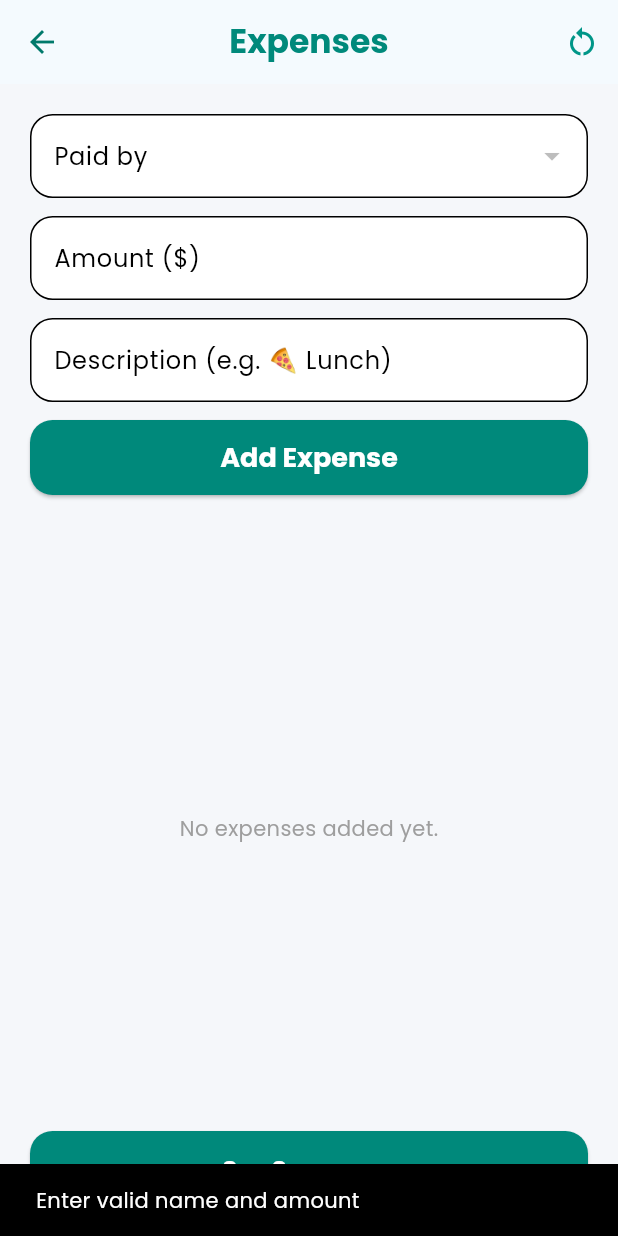
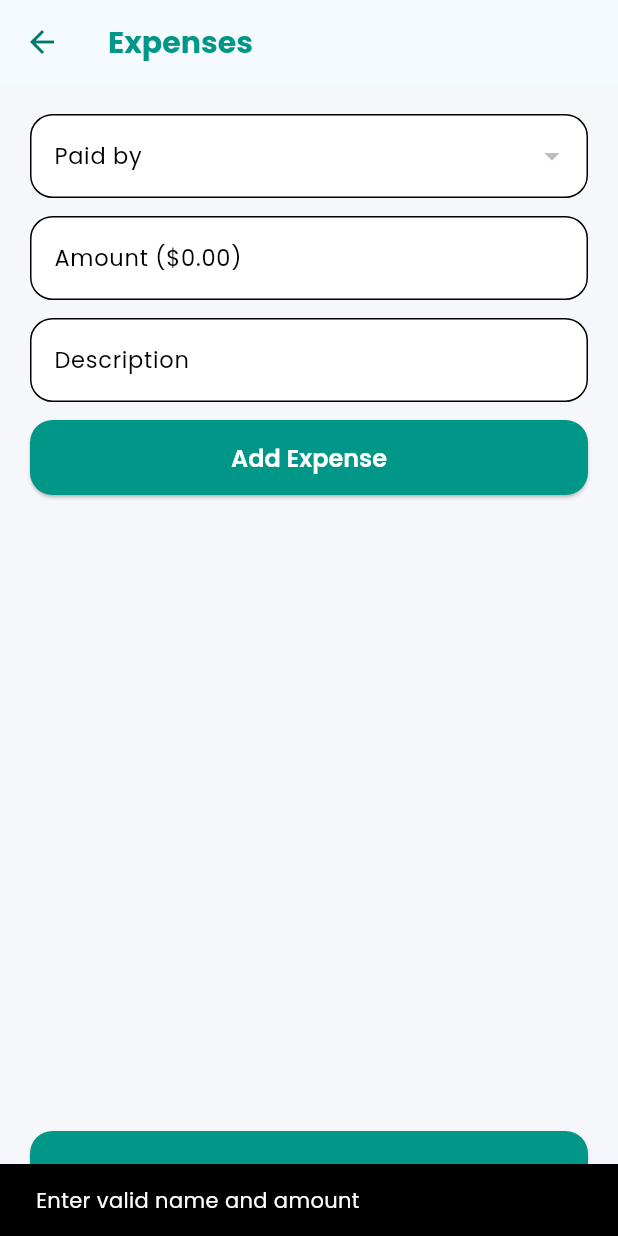
Before and after one commit to Phone5mm/bill_splitter, a Flutter app: the ExpensesScreen screen opened directly with empty values, after a tap on "Add Expense", on a phone screen of 412 x 824 dp. Run offline on Flutter 3.47's test engine with Material 3 defaults, Android fonts, the phone set to English and light mode, and no system bars; our stand-ins replace google_fonts.

Commit message:
Update expenses_screen.dart

```diff
--- a/lib/pages/expenses_screen.dart
+++ b/lib/pages/expenses_screen.dart
@@ -13,31 +13,41 @@ class ExpensesScreen extends StatefulWidget {
 
 class _ExpensesScreenState extends State<ExpensesScreen> {
   final List<Map<String, dynamic>> _expenses = [];
+
   String? _selectedName;
 
   final TextEditingController _amountController = TextEditingController();
   final TextEditingController _descriptionController = TextEditingController();
 
   final BorderRadius _borderRadius = BorderRadius.circular(15);
-  final Color _accentColor = Colors.teal.shade600;
+  final Color _accentColor = Colors.teal;
 
-  // ✅ Common formatter (reuse everywhere)
-  final _decimalFormatter =
-      FilteringTextInputFormatter.allow(RegExp(r'^\d*\.?\d{0,2}'));
+  int _amountInCents = 0;
 
-  double _parseAmount(String text) {
-    return double.tryParse(text) ?? 0.0;
+  // 🔥 Handle raw numeric input (cents)
+  void _onAmountChanged(String value) {
+    final digitsOnly = value.replaceAll(RegExp(r'[^0-9]'), '');
+
+    setState(() {
+      _amountInCents = int.tryParse(digitsOnly) ?? 0;
+    });
+  }
+
+  // 💰 formatted display
+  String get _formattedAmount {
+    final dollars = _amountInCents / 100;
+    return '\$${dollars.toStringAsFixed(2)}';
   }
 
   void _addExpense() {
-    final amount = _parseAmount(_amountController.text);
-
-    if (_selectedName == null || amount <= 0) {
+    if (_selectedName == null || _amountInCents <= 0) {
       ScaffoldMessenger.of(context).showSnackBar(
         const SnackBar(content: Text('Enter valid name and amount')),
       );
       return;
     }
+
+    final amount = _amountInCents / 100;
 
     setState(() {
       _expenses.add({
@@ -49,6 +59,7 @@ class _ExpensesScreenState extends State<ExpensesScreen> {
       _amountController.clear();
       _descriptionController.clear();
       _selectedName = null;
+      _amountInCents = 0;
     });
   }
 
@@ -62,14 +73,26 @@ class _ExpensesScreenState extends State<ExpensesScreen> {
     final expense = _expenses[index];
 
     String selectedName = expense['name'];
+
+    int editCents =
+        ((expense['amount'] as double) * 100).round();
+
     final amountCtrl =
-        TextEditingController(text: expense['amount'].toStringAsFixed(2));
+        TextEditingController(text: editCents.toString());
+
     final descCtrl =
         TextEditingController(text: expense['description'] ?? '');
 
+    void onEditChanged(String value) {
+      final digits = value.replaceAll(RegExp(r'[^0-9]'), '');
+      editCents = int.tryParse(digits) ?? 0;
+    }
+
     showDialog(
       context: context,
-      builder: (_) => AlertDialog(
+      builder: (_) => StatefulBuilder(
+        builder: (context, setStateDialog) {
+          return AlertDialog(
             title: Text(
               'Edit Expense',
               style: GoogleFonts.poppins(fontWeight: FontWeight.bold),
@@ -81,28 +104,40 @@ class _ExpensesScreenState extends State<ExpensesScreen> {
                   value: selectedName,
                   decoration: InputDecoration(
                     labelText: 'Paid by',
-                border: OutlineInputBorder(borderRadius: _borderRadius),
+                    border: OutlineInputBorder(
+                      borderRadius: _borderRadius,
+                    ),
                   ),
                   items: widget.names
                       .map((name) => DropdownMenuItem(
                             value: name,
-                        child: Text(name, style: GoogleFonts.poppins()),
+                            child: Text(name,
+                                style: GoogleFonts.poppins()),
                           ))
                       .toList(),
-              onChanged: (value) => selectedName = value ?? selectedName,
+                  onChanged: (value) =>
+                      selectedName = value ?? selectedName,
                 ),
                 const SizedBox(height: 12),
 
-            // ✅ Decimal-friendly input
                 TextField(
                   controller: amountCtrl,
-              keyboardType: TextInputType.text, // iOS fix
-              inputFormatters: [_decimalFormatter],
+                  keyboardType: TextInputType.number,
+                  inputFormatters: [
+                    FilteringTextInputFormatter.digitsOnly,
+                  ],
+                  onChanged: (v) {
+                    setStateDialog(() {
+                      onEditChanged(v);
+                    });
+                  },
                   decoration: InputDecoration(
-                labelText: 'Amount (\$)',
-                border: OutlineInputBorder(borderRadius: _borderRadius),
+                    labelText:
+                        'Amount (\$${(editCents / 100).toStringAsFixed(2)})',
+                    border: OutlineInputBorder(
+                      borderRadius: _borderRadius,
                     ),
-              style: GoogleFonts.poppins(),
+                  ),
                 ),
 
                 const SizedBox(height: 12),
@@ -110,36 +145,31 @@ class _ExpensesScreenState extends State<ExpensesScreen> {
                 TextField(
                   controller: descCtrl,
                   decoration: InputDecoration(
-                labelText: 'Description (e.g. 🍕 Lunch)',
-                border: OutlineInputBorder(borderRadius: _borderRadius),
+                    labelText: 'Description',
+                    border: OutlineInputBorder(
+                      borderRadius: _borderRadius,
                     ),
-              style: GoogleFonts.poppins(),
+                  ),
                 ),
               ],
             ),
             actions: [
               TextButton(
-            child: Text('Cancel',
-                style: GoogleFonts.poppins(color: Colors.grey)),
+                child: const Text('Cancel'),
                 onPressed: () => Navigator.pop(context),
               ),
               TextButton(
-            child: Text('Save',
-                style: GoogleFonts.poppins(color: _accentColor)),
+                child: Text(
+                  'Save',
+                  style: TextStyle(color: _accentColor),
+                ),
                 onPressed: () {
-              final updatedAmount = _parseAmount(amountCtrl.text);
-
-              if (updatedAmount <= 0) {
-                ScaffoldMessenger.of(context).showSnackBar(
-                  const SnackBar(content: Text('Invalid amount')),
-                );
-                return;
-              }
+                  if (editCents <= 0) return;
 
                   setState(() {
                     _expenses[index] = {
                       'name': selectedName,
-                  'amount': updatedAmount,
+                      'amount': editCents / 100,
                       'description': descCtrl.text.trim(),
                     };
                   });
@@ -148,6 +178,8 @@ class _ExpensesScreenState extends State<ExpensesScreen> {
                 },
               ),
             ],
+          );
+        },
       ),
     );
   }
@@ -163,7 +195,10 @@ class _ExpensesScreenState extends State<ExpensesScreen> {
     Navigator.pushReplacementNamed(
       context,
       '/summary',
-      arguments: {'names': widget.names, 'expenses': _expenses},
+      arguments: {
+        'names': widget.names,
+        'expenses': _expenses,
+      },
     );
   }
 
@@ -175,72 +210,53 @@ class _ExpensesScreenState extends State<ExpensesScreen> {
       appBar: AppBar(
         backgroundColor: Colors.white,
         elevation: 1,
-        centerTitle: true,
         title: Text(
           'Expenses',
           style: GoogleFonts.poppins(
             color: _accentColor,
             fontWeight: FontWeight.bold,
-            fontSize: 22,
           ),
         ),
-        actions: [
-          IconButton(
-            icon: const Icon(Icons.restart_alt, color: Colors.teal),
-            tooltip: 'Start Over',
-            onPressed: () {
-              Navigator.pushNamedAndRemoveUntil(
-                context,
-                '/names',
-                (route) => false,
-              );
-            },
-          ),
-        ],
       ),
 
       body: Padding(
         padding: const EdgeInsets.all(20),
-
         child: Column(
           children: [
             DropdownButtonFormField<String>(
               value: _selectedName,
               decoration: InputDecoration(
                 labelText: 'Paid by',
-                labelStyle: GoogleFonts.poppins(),
-                border: OutlineInputBorder(borderRadius: _borderRadius),
-                focusedBorder: OutlineInputBorder(
+                border: OutlineInputBorder(
                   borderRadius: _borderRadius,
-                  borderSide: BorderSide(color: _accentColor, width: 2),
                 ),
               ),
               items: widget.names
                   .map((name) => DropdownMenuItem(
                         value: name,
-                        child: Text(name, style: GoogleFonts.poppins()),
+                        child: Text(name),
                       ))
                   .toList(),
-              onChanged: (value) => setState(() => _selectedName = value),
+              onChanged: (value) =>
+                  setState(() => _selectedName = value),
             ),
 
             const SizedBox(height: 12),
 
-            // ✅ FIXED MAIN INPUT
+            // 💰 LIVE formatted input
             TextField(
               controller: _amountController,
-              keyboardType: TextInputType.text, // iOS-safe
-              inputFormatters: [_decimalFormatter],
+              keyboardType: TextInputType.number,
+              inputFormatters: [
+                FilteringTextInputFormatter.digitsOnly,
+              ],
+              onChanged: _onAmountChanged,
               decoration: InputDecoration(
-                labelText: 'Amount (\$)',
-                labelStyle: GoogleFonts.poppins(),
-                border: OutlineInputBorder(borderRadius: _borderRadius),
-                focusedBorder: OutlineInputBorder(
+                labelText: 'Amount ($_formattedAmount)',
+                border: OutlineInputBorder(
                   borderRadius: _borderRadius,
-                  borderSide: BorderSide(color: _accentColor, width: 2),
                 ),
               ),
-              style: GoogleFonts.poppins(),
             ),
 
             const SizedBox(height: 12),
@@ -248,15 +264,11 @@ class _ExpensesScreenState extends State<ExpensesScreen> {
             TextField(
               controller: _descriptionController,
               decoration: InputDecoration(
-                labelText: 'Description (e.g. 🍕 Lunch)',
-                labelStyle: GoogleFonts.poppins(),
-                border: OutlineInputBorder(borderRadius: _borderRadius),
-                focusedBorder: OutlineInputBorder(
+                labelText: 'Description',
+                border: OutlineInputBorder(
                   borderRadius: _borderRadius,
-                  borderSide: BorderSide(color: _accentColor, width: 2),
                 ),
               ),
-              style: GoogleFonts.poppins(),
             ),
 
             const SizedBox(height: 12),
@@ -265,58 +277,37 @@ class _ExpensesScreenState extends State<ExpensesScreen> {
               onPressed: _addExpense,
               style: ElevatedButton.styleFrom(
                 backgroundColor: _accentColor,
-                shape:
-                    RoundedRectangleBorder(borderRadius: _borderRadius),
                 minimumSize: const Size.fromHeight(50),
               ),
-              child: Text(
+              child: const Text(
                 'Add Expense',
-                style: GoogleFonts.poppins(
-                  color: Colors.white,
-                  fontWeight: FontWeight.w700,
-                  fontSize: 18,
-                ),
+                style: TextStyle(color: Colors.white),
               ),
             ),
 
             const SizedBox(height: 20),
 
             Expanded(
-              child: _expenses.isEmpty
-                  ? Center(
-                      child: Text(
-                        'No expenses added yet.',
-                        style: GoogleFonts.poppins(color: Colors.grey),
-                      ),
-                    )
-                  : ListView.builder(
+              child: ListView.builder(
                 itemCount: _expenses.length,
                 itemBuilder: (_, i) {
                   final exp = _expenses[i];
 
                   return Card(
-                          shape: RoundedRectangleBorder(
-                              borderRadius: _borderRadius),
                     child: ListTile(
                       title: Text(
                         '${exp['name']} paid \$${exp['amount'].toStringAsFixed(2)}',
-                              style: GoogleFonts.poppins(
-                                  fontWeight: FontWeight.w600),
                       ),
-                            subtitle: exp['description'] != ''
-                                ? Text(exp['description'])
-                                : null,
+                      subtitle: Text(exp['description'] ?? ''),
                       trailing: Row(
                         mainAxisSize: MainAxisSize.min,
                         children: [
                           IconButton(
-                                  icon:
-                                      Icon(Icons.edit, color: _accentColor),
+                            icon: const Icon(Icons.edit),
                             onPressed: () => _editExpense(i),
                           ),
                           IconButton(
-                                  icon: const Icon(Icons.delete,
-                                      color: Colors.redAccent),
+                            icon: const Icon(Icons.delete),
                             onPressed: () => _deleteExpense(i),
                           ),
                         ],
@@ -333,13 +324,7 @@ class _ExpensesScreenState extends State<ExpensesScreen> {
                 backgroundColor: _accentColor,
                 minimumSize: const Size.fromHeight(50),
               ),
-              child: Text(
-                'See Summary',
-                style: GoogleFonts.poppins(
-                  color: Colors.white,
-                  fontWeight: FontWeight.bold,
-                ),
-              ),
+              child: const Text('See Summary'),
             ),
           ],
         ),
```
Lines whose indentation alone changed are shown as unchanged.
